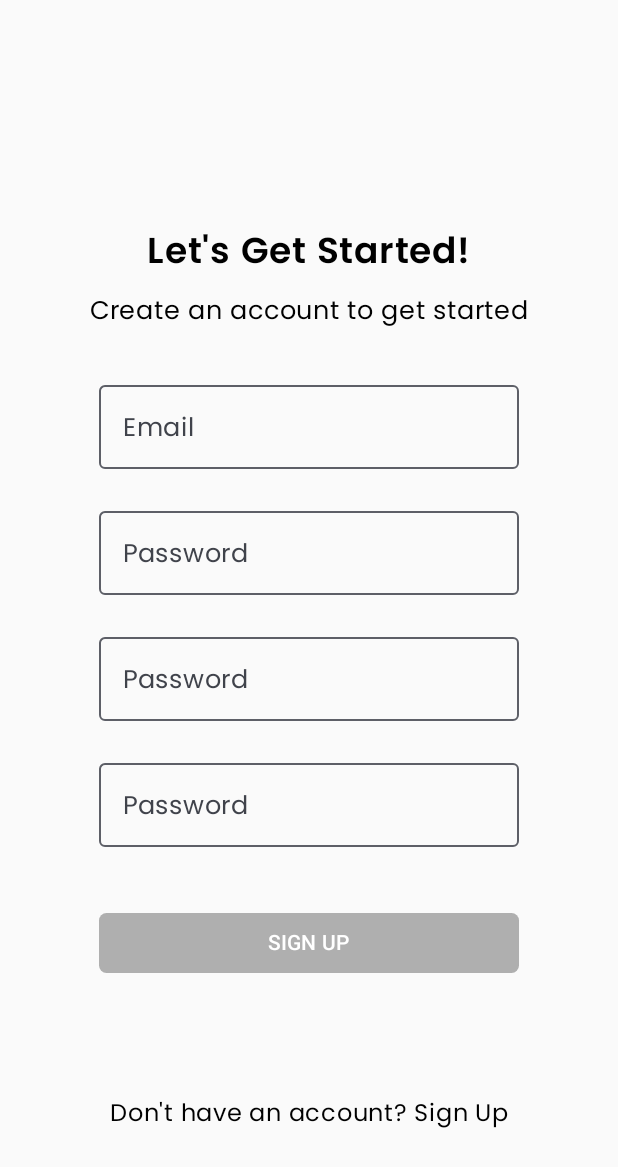
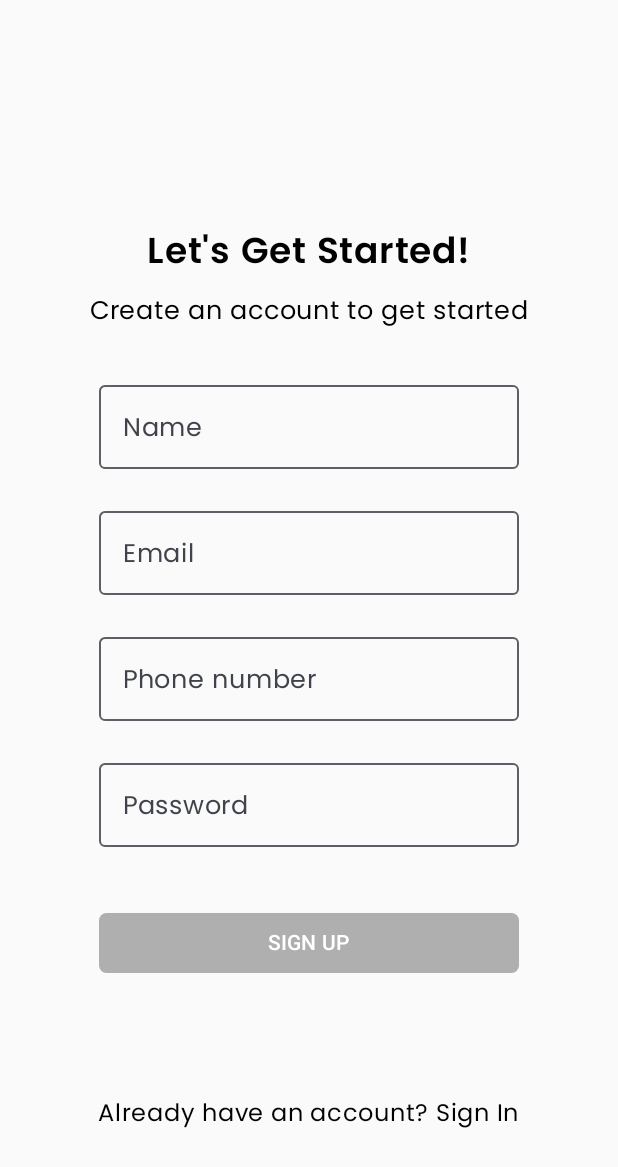
Before and after one commit to nikhilobelineni/S3238854, an Android app built with Jetpack Compose: the screen it shows after launch (MainActivity), after a tap on "Don't have an account? Sign Up", on a phone screen of 412 x 824 dp. Shown: the top 1167 px of the screen. Run offline under Robolectric (Android 15) with nearby library versions, the phone set to English and light mode, and no system bars; our stand-ins replace Dagger/Hilt's generated code, Firebase (no records; nobody signed in at launch, a user with empty details on screens opened directly).

Commit message:
commit-9

```diff
--- a/app/build.gradle.kts
+++ b/app/build.gradle.kts
@@ -3,6 +3,7 @@ plugins {
     alias(libs.plugins.jetbrains.kotlin.android)
     kotlin("kapt")
     id("com.google.dagger.hilt.android")
+    alias(libs.plugins.google.gms.google.services)
 }
 
 android {
@@ -54,6 +55,8 @@ android {
 dependencies {
 
     implementation(libs.androidx.navigation.compose)
+    implementation(libs.firebase.auth)
+    implementation(libs.firebase.firestore)
     //navigation
     val nav_version = "2.7.7"
     implementation("androidx.navigation:navigation-fragment-ktx:$nav_version")
--- a/app/src/main/java/uk/ac/tees/mad/cc/CurrencyAppModule.kt
+++ b/app/src/main/java/uk/ac/tees/mad/cc/CurrencyAppModule.kt
@@ -1,5 +1,10 @@
 package uk.ac.tees.mad.cc
 
+import com.google.firebase.auth.FirebaseAuth
+import com.google.firebase.auth.ktx.auth
+import com.google.firebase.firestore.FirebaseFirestore
+import com.google.firebase.firestore.ktx.firestore
+import com.google.firebase.ktx.Firebase
 import dagger.Module
 import dagger.Provides
 import dagger.hilt.InstallIn
@@ -29,4 +34,14 @@ object NetworkModule {
     fun provideCurrencyApiService(retrofit: Retrofit): CurrencyApiService {
         return retrofit.create(CurrencyApiService::class.java)
     }
+
+    @Provides
+    @Singleton
+    fun providesAuthentication() : FirebaseAuth = Firebase.auth
+
+    @Provides
+    @Singleton
+    fun providesFirestore() : FirebaseFirestore = Firebase.firestore
+
+
 }
--- a/app/src/main/java/uk/ac/tees/mad/cc/screens/Home.kt
+++ b/app/src/main/java/uk/ac/tees/mad/cc/screens/Home.kt
@@ -6,6 +6,7 @@ import androidx.compose.foundation.layout.fillMaxSize
 import androidx.compose.foundation.layout.fillMaxWidth
 import androidx.compose.foundation.layout.padding
 import androidx.compose.material3.Scaffold
+import androidx.compose.material3.Text
 import androidx.compose.runtime.Composable
 import androidx.compose.ui.Modifier
 import androidx.navigation.NavHostController
@@ -19,6 +20,7 @@ fun Home(vm: AppViewModel, navController: NavHostController) {
             .fillMaxSize()
             .padding(iv)) {
             Row(modifier = Modifier.fillMaxWidth()) {
+                Text(text = "Hello ")
             }
         }
     }
--- a/app/src/main/java/uk/ac/tees/mad/cc/screens/SignUp.kt
+++ b/app/src/main/java/uk/ac/tees/mad/cc/screens/SignUp.kt
@@ -1,16 +1,12 @@
 package uk.ac.tees.mad.cc.screens
 
-import androidx.compose.foundation.Image
 import androidx.compose.foundation.clickable
-import androidx.compose.foundation.layout.Arrangement
 import androidx.compose.foundation.layout.Column
 import androidx.compose.foundation.layout.Spacer
 import androidx.compose.foundation.layout.fillMaxSize
 import androidx.compose.foundation.layout.height
 import androidx.compose.foundation.layout.padding
-import androidx.compose.foundation.layout.size
 import androidx.compose.foundation.layout.width
-import androidx.compose.foundation.layout.windowInsetsPadding
 import androidx.compose.foundation.shape.RoundedCornerShape
 import androidx.compose.material3.Button
 import androidx.compose.material3.ButtonDefaults
@@ -23,16 +19,12 @@ import androidx.compose.runtime.remember
 import androidx.compose.runtime.setValue
 import androidx.compose.ui.Alignment
 import androidx.compose.ui.Modifier
-import androidx.compose.ui.draw.clip
 import androidx.compose.ui.graphics.Color
-import androidx.compose.ui.res.painterResource
 import androidx.compose.ui.text.font.FontWeight
 import androidx.compose.ui.unit.dp
 import androidx.compose.ui.unit.sp
 import androidx.navigation.NavHostController
 import uk.ac.tees.mad.cc.AppViewModel
-import uk.ac.tees.mad.cc.NavigationItems
-import uk.ac.tees.mad.cc.R
 import uk.ac.tees.mad.cc.ui.theme.poppins
 
 @Composable
@@ -63,7 +55,7 @@ fun SignUp(vm: AppViewModel, navController: NavHostController) {
         OutlinedTextField(value = name, onValueChange = { name = it },
             label = {
                 Text(
-                    text = "Email",
+                    text = "Name",
                     fontFamily = poppins,
                     fontWeight = FontWeight.Normal,
                     fontSize = 17.sp
@@ -73,7 +65,7 @@ fun SignUp(vm: AppViewModel, navController: NavHostController) {
         OutlinedTextField(value = email, onValueChange = { email = it },
             label = {
                 Text(
-                    text = "Password",
+                    text = "Email",
                     fontFamily = poppins,
                     fontWeight = FontWeight.Normal,
                     fontSize = 17.sp
@@ -83,7 +75,7 @@ fun SignUp(vm: AppViewModel, navController: NavHostController) {
         OutlinedTextField(value = number, onValueChange = { number = it },
             label = {
                 Text(
-                    text = "Password",
+                    text = "Phone number",
                     fontFamily = poppins,
                     fontWeight = FontWeight.Normal,
                     fontSize = 17.sp
@@ -111,8 +103,8 @@ fun SignUp(vm: AppViewModel, navController: NavHostController) {
             Text(text = "SIGN UP")
         }
         Spacer(modifier = Modifier.weight(1f))
-        Text(text = "Don't have an account? Sign Up", fontFamily = poppins, modifier = Modifier.padding(bottom = 70.dp).clickable {
-            navController.navigate(NavigationItems.SignUp.route)
+        Text(text = "Already have an account? Sign In", fontFamily = poppins, modifier = Modifier.padding(bottom = 70.dp).clickable {
+            navController.popBackStack()
         })
     }
 
--- a/build.gradle.kts
+++ b/build.gradle.kts
@@ -2,6 +2,7 @@
 plugins {
     alias(libs.plugins.android.application) apply false
     alias(libs.plugins.jetbrains.kotlin.android) apply false
-    id("com.google.dagger.hilt.android") version "2.51.1" apply false //in other build
+    id("com.google.dagger.hilt.android") version "2.51.1" apply false
+    alias(libs.plugins.google.gms.google.services) apply false //in other build
 
 }
--- a/gradle/libs.versions.toml
+++ b/gradle/libs.versions.toml
@@ -9,6 +9,9 @@ lifecycleRuntimeKtx = "2.8.4"
 activityCompose = "1.9.1"
 composeBom = "2024.04.01"
 navigationCompose = "2.7.7"
+googleGmsGoogleServices = "4.4.2"
+firebaseAuth = "23.0.0"
+firebaseFirestore = "25.1.0"
 
 [libraries]
 androidx-core-ktx = { group = "androidx.core", name = "core-ktx", version.ref = "coreKtx" }
@@ -26,7 +29,10 @@ androidx-ui-test-manifest = { group = "androidx.compose.ui", name = "ui-test-man
 androidx-ui-test-junit4 = { group = "androidx.compose.ui", name = "ui-test-junit4" }
 androidx-material3 = { group = "androidx.compose.material3", name = "material3" }
 androidx-navigation-compose = { group = "androidx.navigation", name = "navigation-compose", version.ref = "navigationCompose" }
+firebase-auth = { group = "com.google.firebase", name = "firebase-auth", version.ref = "firebaseAuth" }
+firebase-firestore = { group = "com.google.firebase", name = "firebase-firestore", version.ref = "firebaseFirestore" }
 
 [plugins]
 android-application = { id = "com.android.application", version.ref = "agp" }
 jetbrains-kotlin-android = { id = "org.jetbrains.kotlin.android", version.ref = "kotlin" }
+google-gms-google-services = { id = "com.google.gms.google-services", version.ref = "googleGmsGoogleServices" }
```
Also changed, not shown: app/src/main/java/uk/ac/tees/mad/cc/AppViewModel.kt (+62 -1 lines), 1 other file.
